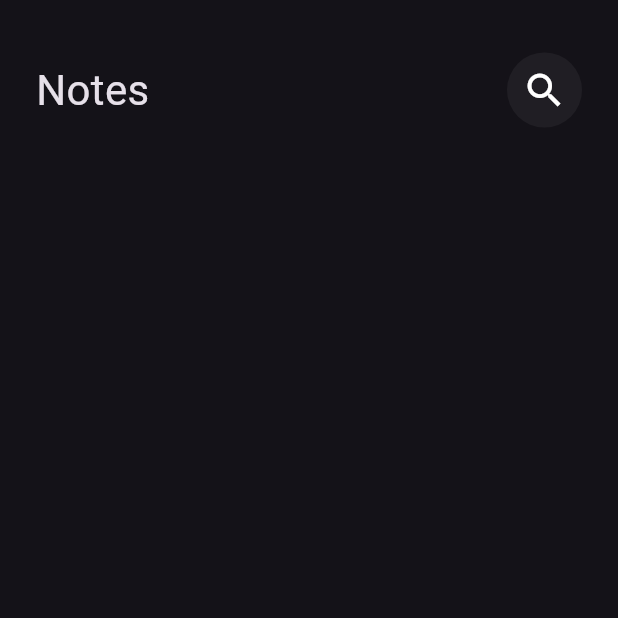
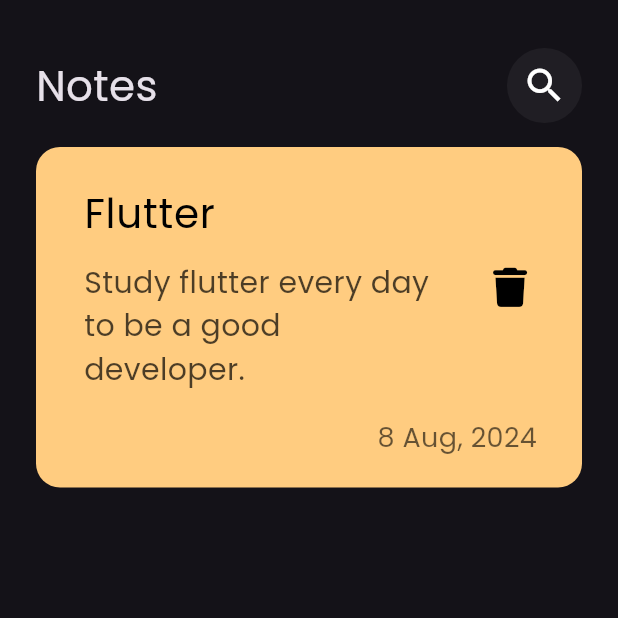
Before and after one commit to osamamorizk/notes-app, a Flutter app: the screen it shows after launch, on a phone screen of 412 x 824 dp, the top half of it. Run offline on Flutter 3.47's test engine with Material 3 defaults, Android fonts, the light colour scheme and no system bars; our stand-ins replace font_awesome_flutter.

Commit message:
create note item

```diff
--- a/lib/main.dart
+++ b/lib/main.dart
@@ -12,7 +12,10 @@
   Widget build(BuildContext context) {
     return MaterialApp(
       debugShowCheckedModeBanner: false,
-      theme: ThemeData(brightness: Brightness.dark),
+      theme: ThemeData(
+        brightness: Brightness.dark,
+        fontFamily: 'Poppins',
+      ),
       home: const NotesView(),
     );
   }
--- /dev/null
+++ b/lib/widgets/note_item.dart
@@ -0,0 +1,58 @@
+import 'package:flutter/material.dart';
+import 'package:font_awesome_flutter/font_awesome_flutter.dart';
+
+class NoteItem extends StatelessWidget {
+  const NoteItem({super.key});
+
+  @override
+  Widget build(BuildContext context) {
+    return Container(
+      decoration: BoxDecoration(
+          color: const Color(0xffFFCC80),
+          borderRadius: BorderRadius.circular(16)),
+      padding: const EdgeInsets.only(left: 16, top: 16, bottom: 20),
+      child: Column(
+        crossAxisAlignment: CrossAxisAlignment.end,
+        children: [
+          ListTile(
+            title: const Text(
+              'Flutter',
+              style: TextStyle(
+                fontSize: 27,
+                color: Colors.black,
+              ),
+            ),
+            subtitle: Padding(
+              padding: const EdgeInsets.only(top: 12),
+              child: Text(
+                'Study flutter every day to be a good developer.',
+                style: TextStyle(
+                  fontSize: 20,
+                  color: Colors.black.withOpacity(.7),
+                ),
+              ),
+            ),
+            trailing: IconButton(
+              icon: const Icon(
+                FontAwesomeIcons.trash,
+                color: Colors.black,
+                size: 26,
+              ),
+              onPressed: () {},
+            ),
+          ),
+          Padding(
+            padding: const EdgeInsets.only(right: 30, top: 10),
+            child: Text(
+              '8 Aug, 2024',
+              style: TextStyle(
+                fontSize: 18,
+                color: Colors.black.withOpacity(.6),
+              ),
+            ),
+          )
+        ],
+      ),
+    );
+  }
+}
--- a/lib/widgets/notes_view_body.dart
+++ b/lib/widgets/notes_view_body.dart
@@ -1,5 +1,6 @@
 import 'package:flutter/material.dart';
 import 'package:notes_application/widgets/custom_appbar.dart';
+import 'package:notes_application/widgets/note_item.dart';
 
 class NotesViewBody extends StatelessWidget {
   const NotesViewBody({super.key});
@@ -11,9 +12,13 @@
       child: Column(
         children: [
           SizedBox(
-            height: 35,
+            height: 32,
           ),
           CustomAppBar(),
+          SizedBox(
+            height: 16,
+          ),
+          NoteItem(),
         ],
       ),
     );
```
Also changed, not shown: pubspec.yaml (+6 -4 lines), assets/fonts/Poppins-Regular.ttf (added), pubspec.lock.
